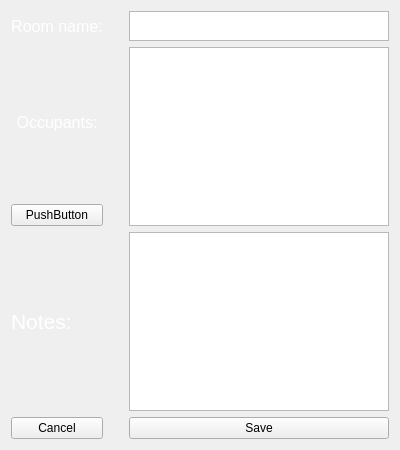
Qt form Managing_System/roomwindow.ui (1000p/Qt-C-Management-GUI-Application) before a commit.
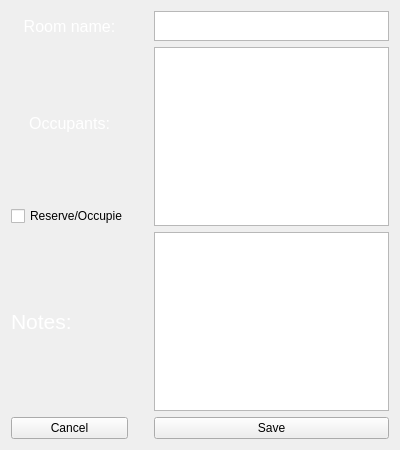
The same form after that commit.

Commit message: Added room occuping mechanism, now occupied room button changes to red if true. Signed-off-by: Milen Iliev <mr.milen.i@gmail.com>

```diff
--- a/Managing_System/roomwindow.ui
+++ b/Managing_System/roomwindow.ui
@@ -261,9 +261,12 @@
       </widget>
      </item>
      <item>
-      <widget class="QPushButton" name="pushButton">
+      <widget class="QCheckBox" name="occupiedCB">
        <property name="text">
-        <string>PushButton</string>
+        <string>Reserve/Occupie</string>
+       </property>
+       <property name="tristate">
+        <bool>false</bool>
        </property>
       </widget>
      </item>
```
The commit also changes 11 other files.
